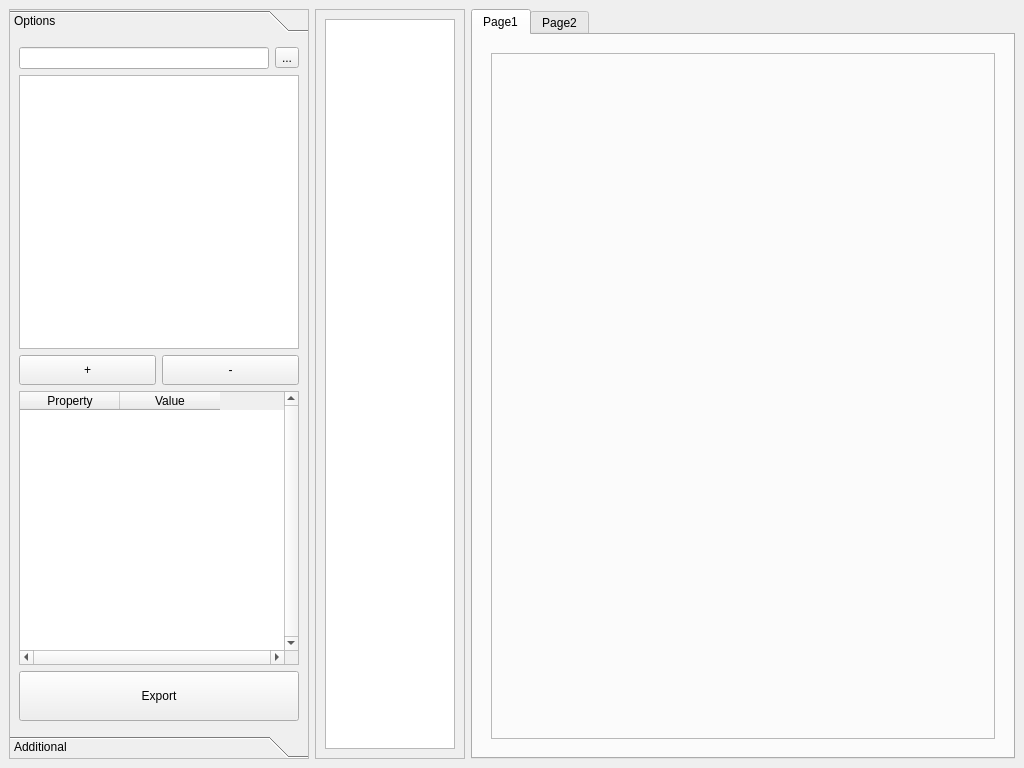
Above: SyncGraph.ui from salmanchik1/SyncGraph before the change. Below: the same form after it.
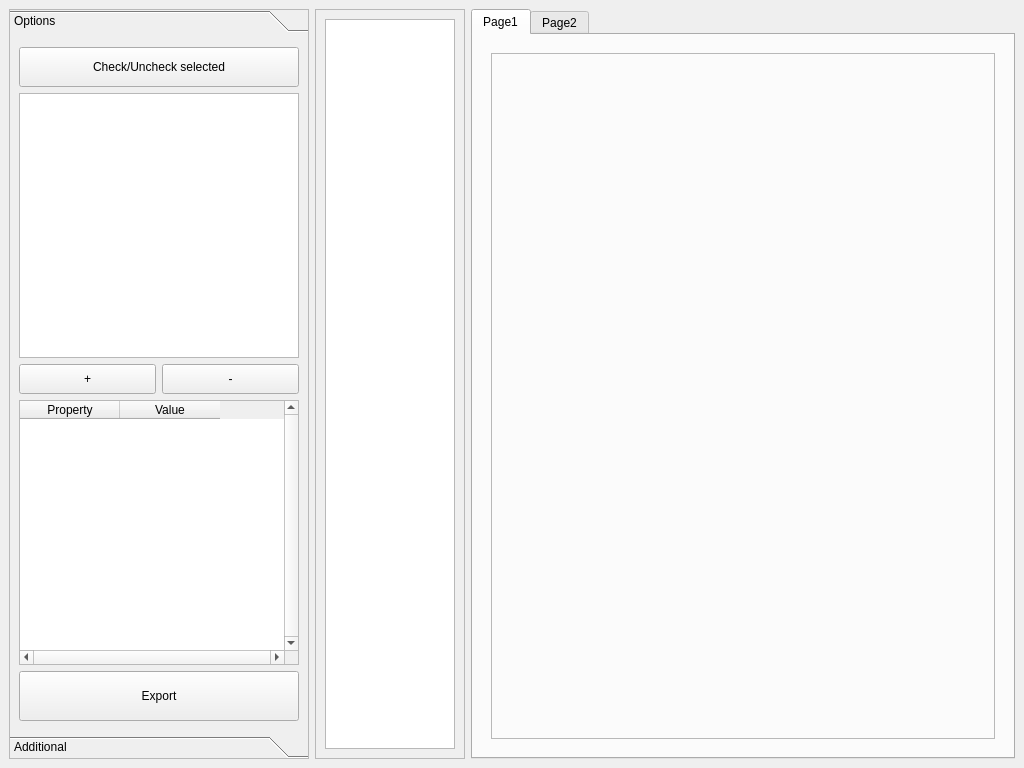
That is the form after the change.

Commit message: Added checking items in the files list

```diff
--- a/SyncGraph.ui
+++ b/SyncGraph.ui
@@ -55,18 +55,17 @@
        </attribute>
        <layout class="QVBoxLayout" name="verticalLayout">
         <item>
-         <layout class="QHBoxLayout" name="inFileChooseLayout">
-          <item>
-           <widget class="QLineEdit" name="inFilePathEdit"/>
-          </item>
-          <item>
-           <widget class="QToolButton" name="inFileChooseButton">
-            <property name="text">
-             <string>...</string>
-            </property>
-           </widget>
-          </item>
-         </layout>
+         <widget class="QPushButton" name="checkFilesButton">
+          <property name="minimumSize">
+           <size>
+            <width>0</width>
+            <height>40</height>
+           </size>
+          </property>
+          <property name="text">
+           <string>Check/Uncheck selected</string>
+          </property>
+         </widget>
         </item>
         <item>
          <widget class="QListView" name="inFilesListView">
```
Left out of the diff: 9 changed lines with no effect on the pictures. The commit also changes 2 other files.
